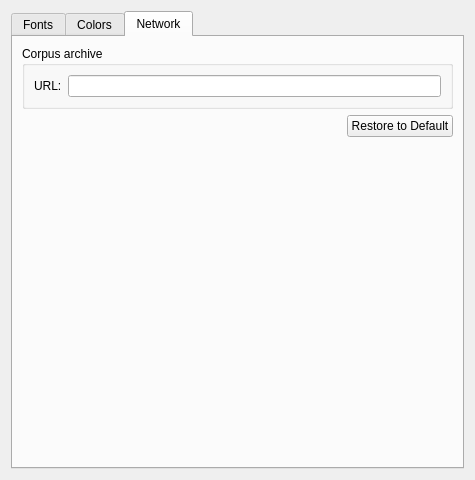
Above: ui/PreferencesWindow.ui from rug-compling/dact before the change. Below: the same form after it.
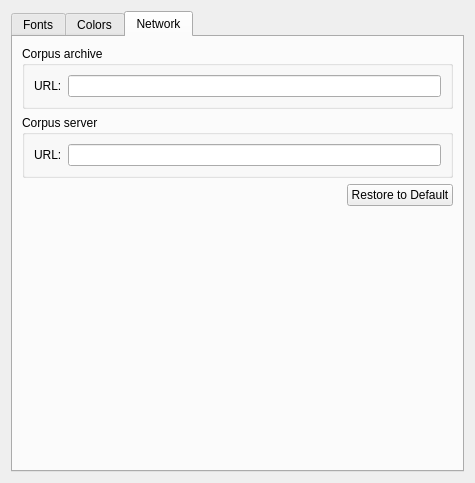
That is the form after the change. The open tabs and pages were chosen to show the change. Custom widgets are drawn as their Qt base class.

Commit message: Corpus server base URL preference.

Diff of the .ui file:
```diff
--- a/ui/PreferencesWindow.ui
+++ b/ui/PreferencesWindow.ui
@@ -7,7 +7,7 @@
     <x>0</x>
     <y>0</y>
     <width>475</width>
-    <height>480</height>
+    <height>483</height>
    </rect>
   </property>
   <property name="windowTitle">
@@ -240,6 +240,32 @@
          </layout>
         </widget>
        </item>
+       <item>
+        <widget class="QGroupBox" name="groupBox_5">
+         <property name="title">
+          <string>Corpus server</string>
+         </property>
+         <layout class="QVBoxLayout" name="verticalLayout_8">
+          <item>
+           <layout class="QFormLayout" name="formLayout_3">
+            <property name="fieldGrowthPolicy">
+             <enum>QFormLayout::ExpandingFieldsGrow</enum>
+            </property>
+            <item row="0" column="0">
+             <widget class="QLabel" name="label">
+              <property name="text">
+               <string>URL:</string>
+              </property>
+             </widget>
+            </item>
+            <item row="0" column="1">
+             <widget class="QLineEdit" name="serverBaseUrlLineEdit"/>
+            </item>
+           </layout>
+          </item>
+         </layout>
+        </widget>
+       </item>
        <item>
         <layout class="QHBoxLayout" name="horizontalLayout_3">
          <item>
```
Left out of the diff: 8 changed lines with no effect on the pictures. The commit also changes 4 other files.
